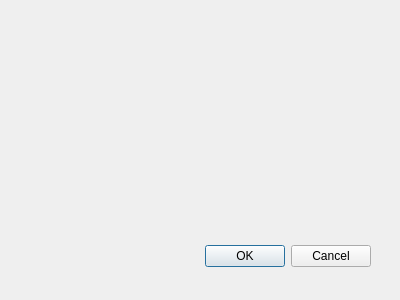
First picture: the form in clinica_cpp/cadastrosessao.ui, repository juander/Projeto_CPP, before the edit.
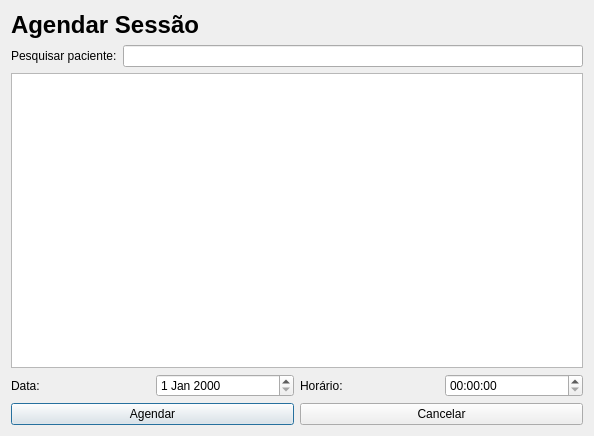
Second picture: the form after the edit.

The edit to the form file:
```diff
--- a/clinica_cpp/cadastrosessao.ui
+++ b/clinica_cpp/cadastrosessao.ui
@@ -6,29 +6,85 @@
    <rect>
     <x>0</x>
     <y>0</y>
-    <width>400</width>
-    <height>300</height>
+    <width>594</width>
+    <height>436</height>
    </rect>
   </property>
   <property name="windowTitle">
    <string>Dialog</string>
   </property>
-  <widget class="QDialogButtonBox" name="buttonBox">
-   <property name="geometry">
-    <rect>
-     <x>30</x>
-     <y>240</y>
-     <width>341</width>
-     <height>32</height>
-    </rect>
-   </property>
-   <property name="orientation">
-    <enum>Qt::Orientation::Horizontal</enum>
-   </property>
-   <property name="standardButtons">
-    <set>QDialogButtonBox::StandardButton::Cancel|QDialogButtonBox::StandardButton::Ok</set>
-   </property>
-  </widget>
+  <layout class="QVBoxLayout" name="verticalLayout">
+   <item>
+    <layout class="QVBoxLayout" name="verticalLayout_2">
+     <item>
+      <widget class="QLabel" name="label">
+       <property name="text">
+        <string>&lt;html&gt;&lt;head/&gt;&lt;body&gt;&lt;p&gt;&lt;span style=&quot; font-size:18pt; font-weight:700;&quot;&gt;Agendar Sessão&lt;/span&gt;&lt;/p&gt;&lt;/body&gt;&lt;/html&gt;</string>
+       </property>
+      </widget>
+     </item>
+     <item>
+      <layout class="QHBoxLayout" name="horizontalLayout">
+       <item>
+        <widget class="QLabel" name="label_5">
+         <property name="text">
+          <string>Pesquisar paciente:</string>
+         </property>
+        </widget>
+       </item>
+       <item>
+        <widget class="QLineEdit" name="pesquisarPacAg"/>
+       </item>
+      </layout>
+     </item>
+     <item>
+      <widget class="QTableWidget" name="tw_paciente_ses"/>
+     </item>
+     <item>
+      <layout class="QHBoxLayout" name="horizontalLayout_2">
+       <item>
+        <widget class="QLabel" name="label_3">
+         <property name="text">
+          <string>Data:</string>
+         </property>
+        </widget>
+       </item>
+       <item>
+        <widget class="QDateEdit" name="dataAgenda"/>
+       </item>
+       <item>
+        <widget class="QLabel" name="label_6">
+         <property name="text">
+          <string>Horário:</string>
+         </property>
+        </widget>
+       </item>
+       <item>
+        <widget class="QTimeEdit" name="horaAgenda"/>
+       </item>
+      </layout>
+     </item>
+     <item>
+      <layout class="QHBoxLayout" name="horizontalLayout_6">
+       <item>
+        <widget class="QPushButton" name="btnCadastrarSes">
+         <property name="text">
+          <string>Agendar</string>
+         </property>
+        </widget>
+       </item>
+       <item>
+        <widget class="QPushButton" name="btnCancelarSes">
+         <property name="text">
+          <string>Cancelar</string>
+         </property>
+        </widget>
+       </item>
+      </layout>
+     </item>
+    </layout>
+   </item>
+  </layout>
  </widget>
  <resources/>
  <connections>
```
Left out of the diff: 35 changed lines with no effect on the pictures.
